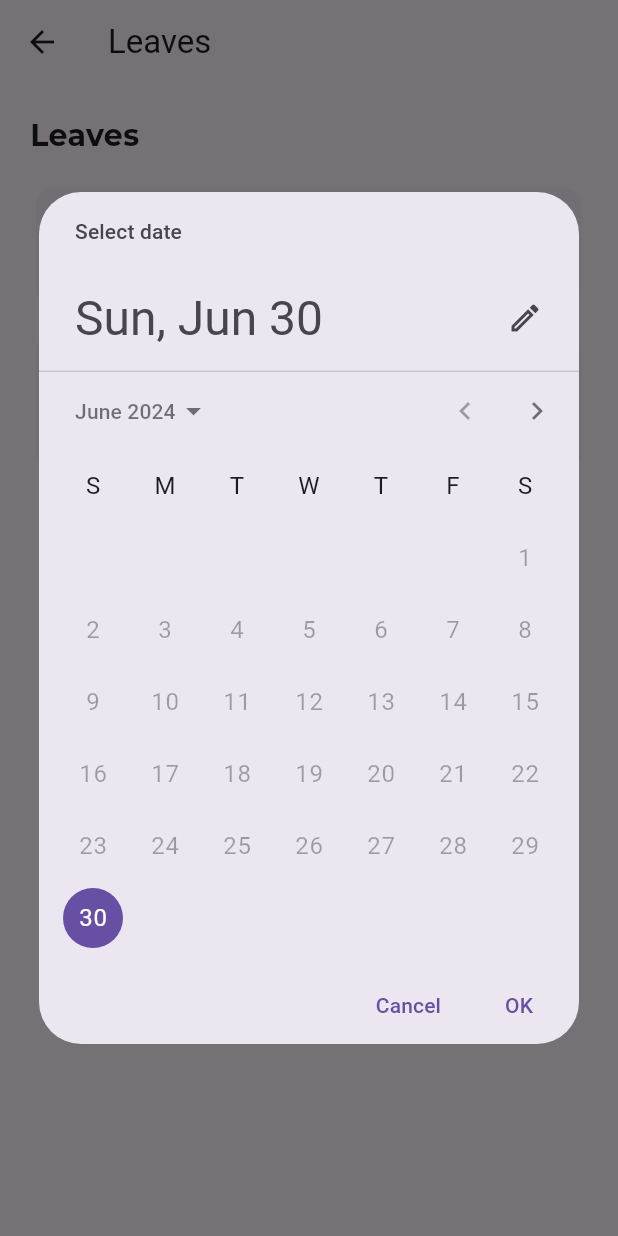
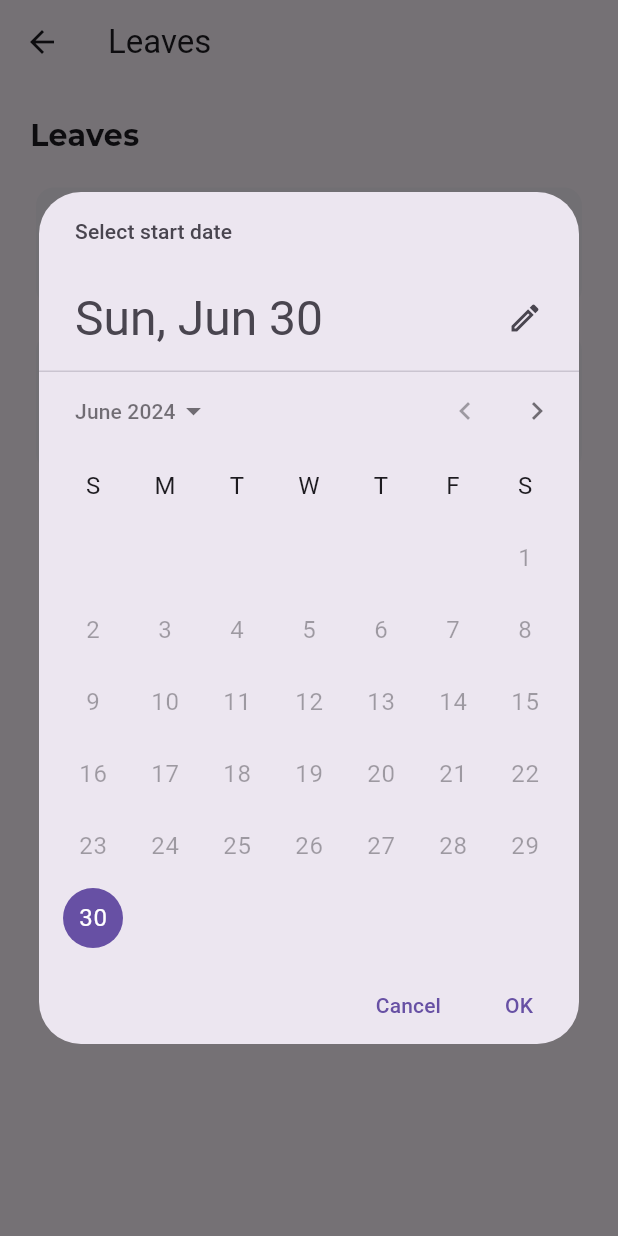
Before and after one commit to Aston-Martinn/flutter_ems_demo, a Flutter app: the Leaves screen opened directly, after a tap on the "calendar today" icon, on a phone screen of 412 x 824 dp. Run offline on Flutter 3.47's test engine with Material 3 defaults, Android fonts, the phone set to English and light mode, and no system bars; our stand-ins replace sqflite; accounts and stored records are empty; project files that could hold a hidden picture were left out.

Commit message:
ems: Set start & end date text on Calander for leave applications

```diff
--- a/lib/Screens/leave_application_card.dart
+++ b/lib/Screens/leave_application_card.dart
@@ -59,6 +59,7 @@ class _LeaveApplicationCardState extends State<LeaveApplicationCard> {
                       initialDate: DateTime.now(),
                       firstDate: DateTime.now(),
                       lastDate: DateTime(2100),
+                      helpText: 'Select start date',
                     );
                     if (pickedStartDate != null) {
                       setState(() {
@@ -69,6 +70,7 @@ class _LeaveApplicationCardState extends State<LeaveApplicationCard> {
                         initialDate: pickedStartDate,
                         firstDate: pickedStartDate,
                         lastDate: DateTime(2100),
+                        helpText: 'Select end date',
                       );
                       if (pickedEndDate != null) {
                         setState(() {
```
